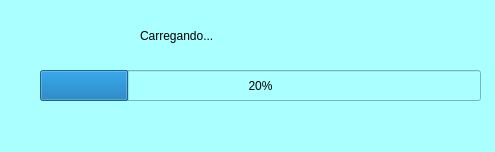
Above: Front/progresso.ui from vitorweirich/gerenciador-propriedade before the change. Below: the same form after it.
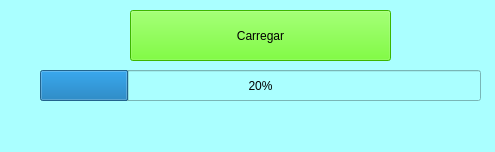
That is the form after the change.

```diff
--- a/Front/progresso.ui
+++ b/Front/progresso.ui
@@ -49,6 +49,23 @@
      <string>Carregando...</string>
     </property>
    </widget>
+   <widget class="QPushButton" name="carregar">
+    <property name="geometry">
+     <rect>
+      <x>130</x>
+      <y>10</y>
+      <width>261</width>
+      <height>51</height>
+     </rect>
+    </property>
+    <property name="styleSheet">
+     <string notr="true">font: 75 12pt &quot;MS Shell Dlg 2&quot;;
+background-color: rgb(85, 255, 0);</string>
+    </property>
+    <property name="text">
+     <string>Carregar</string>
+    </property>
+   </widget>
   </widget>
   <widget class="QMenuBar" name="menubar">
    <property name="geometry">
```
